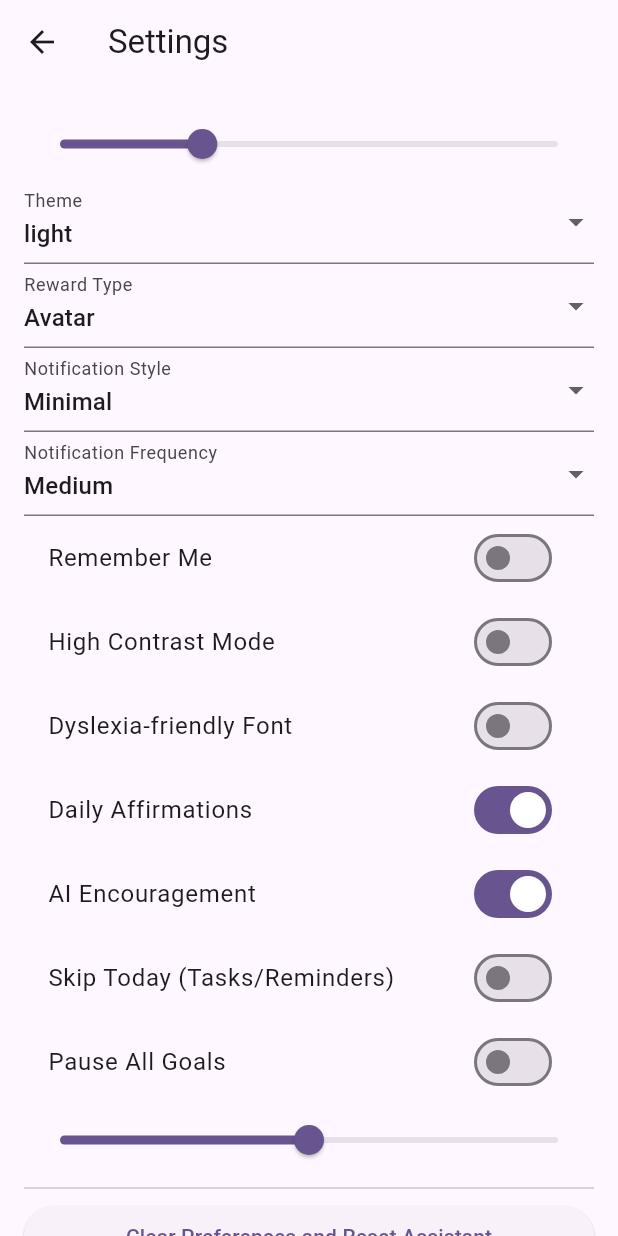
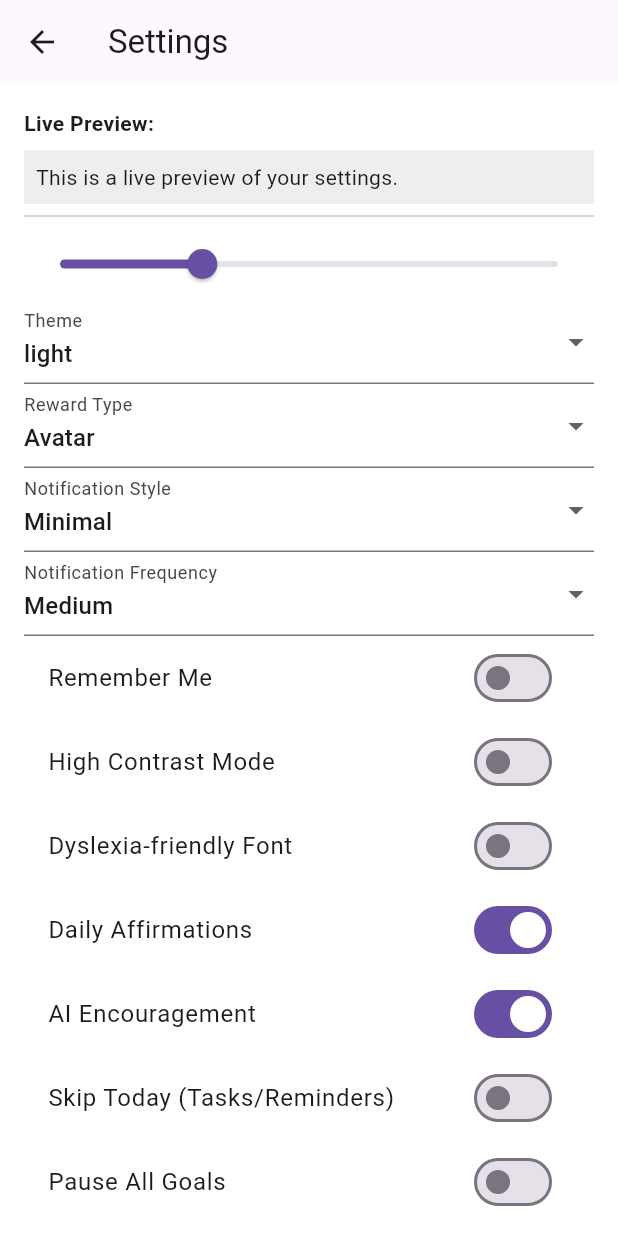
Before and after one commit to RandomSE/focusNexus, a Flutter app: the SettingsScreen screen opened by its route, on a phone screen of 412 x 824 dp. Run offline on Flutter 3.47's test engine with Material 3 defaults, Android fonts, the phone set to English and light mode, and no system bars; our stand-ins replace flutter_secure_storage; accounts and stored records are empty.

Commit message:
commit  11 - settings improved - preview for options, + dyslexia font

```diff
--- a/lib/screens/settings_screen.dart
+++ b/lib/screens/settings_screen.dart
@@ -1,4 +1,4 @@
-// lib/screens/settings_screen.dart (Fixed Remember Me & Log Out)
+// lib/screens/settings_screen.dart
 import 'package:flutter/material.dart';
 import 'package:flutter_secure_storage/flutter_secure_storage.dart';
 
@@ -47,7 +47,9 @@ class _SettingsScreenState extends State<SettingsScreen> {
     _skipToday = await _read('skipToday') == 'true';
     _pauseGoals = await _read('pauseGoals') == 'true';
 
+    WidgetsBinding.instance.addPostFrameCallback((_) {
       setState(() {});
+    });
   }
 
   Future<String> _read(String key) async {
@@ -58,15 +60,48 @@ class _SettingsScreenState extends State<SettingsScreen> {
     }
   }
 
-  Future<void> _save(String key, String value) => _storage.write(key: key, value: value);
+  Future<void> _save(String key, String value) =>
+      _storage.write(key: key, value: value);
 
   @override
   Widget build(BuildContext context) {
-    return Scaffold(
+    final isDark = _theme == 'dark';
+    final themeData = ThemeData(
+      brightness: isDark ? Brightness.dark : Brightness.light,
+      primaryColor: _highContrast ? Colors.yellow : Colors.deepPurple,
+      fontFamily: _dyslexiaFont ? 'OpenDyslexic' : null,
+      scaffoldBackgroundColor: isDark
+          ? Colors.black.withOpacity(_bgBrightness)
+          : Colors.white.withOpacity(1 - _bgBrightness),
+      textTheme: Theme.of(context).textTheme.apply(
+        fontSizeFactor: _fontSize / 14.0,
+      ),
+    );
+
+    return Theme(
+      data: themeData,
+      child: Scaffold(
         appBar: AppBar(title: const Text('Settings')),
         body: ListView(
           padding: const EdgeInsets.all(16.0),
           children: [
+            Text(
+              'Live Preview:',
+              style: TextStyle(
+                fontSize: _fontSize,
+                fontWeight: FontWeight.bold,
+              ),
+            ),
+            const SizedBox(height: 8),
+            Container(
+              padding: const EdgeInsets.all(8),
+              color: _highContrast ? Colors.yellow : Colors.grey[200],
+              child: Text(
+                'This is a live preview of your settings.',
+                style: TextStyle(fontSize: _fontSize),
+              ),
+            ),
+            const Divider(),
             Slider(
               value: _fontSize,
               min: 10,
@@ -77,44 +112,70 @@ class _SettingsScreenState extends State<SettingsScreen> {
             ),
             DropdownButtonFormField<String>(
               value: ['light', 'dark'].contains(_theme) ? _theme : 'light',
-            items: ['light', 'dark'].map((e) => DropdownMenuItem(value: e, child: Text(e))).toList(),
-            onChanged: (val) => setState(() {
+              items:
+                  ['light', 'dark']
+                      .map((e) => DropdownMenuItem(value: e, child: Text(e)))
+                      .toList(),
+              onChanged:
+                  (val) => setState(() {
                     _theme = val!;
                     _save('theme', _theme);
                   }),
               decoration: const InputDecoration(labelText: 'Theme'),
             ),
             DropdownButtonFormField<String>(
-            value: ['Avatar', 'Mini-game', 'Leaderboard'].contains(_rewardType) ? _rewardType : 'Avatar',
-            items: ['Avatar', 'Mini-game', 'Leaderboard']
+              value:
+                  ['Avatar', 'Mini-game', 'Leaderboard'].contains(_rewardType)
+                      ? _rewardType
+                      : 'Avatar',
+              items:
+                  ['Avatar', 'Mini-game', 'Leaderboard']
                       .map((e) => DropdownMenuItem(value: e, child: Text(e)))
                       .toList(),
-            onChanged: (val) => setState(() {
+              onChanged:
+                  (val) => setState(() {
                     _rewardType = val!;
                     _save('rewardType', _rewardType);
                   }),
               decoration: const InputDecoration(labelText: 'Reward Type'),
             ),
             DropdownButtonFormField(
-            value: ['Minimal', 'Vibrant', 'Animated'].contains(_notificationStyle) ? _notificationStyle : 'Minimal',
-            items: ['Minimal', 'Vibrant', 'Animated']
+              value:
+                  [
+                        'Minimal',
+                        'Vibrant',
+                        'Animated',
+                      ].contains(_notificationStyle)
+                      ? _notificationStyle
+                      : 'Minimal',
+              items:
+                  ['Minimal', 'Vibrant', 'Animated']
                       .map((e) => DropdownMenuItem(value: e, child: Text(e)))
                       .toList(),
               onChanged: (val) => _save('notificationStyle', val!),
-            decoration: const InputDecoration(labelText: 'Notification Style'),
+              decoration: const InputDecoration(
+                labelText: 'Notification Style',
+              ),
             ),
             DropdownButtonFormField(
-            value: ['Low', 'Medium', 'High'].contains(_notificationFrequency) ? _notificationFrequency : 'Medium',
-            items: ['Low', 'Medium', 'High']
+              value:
+                  ['Low', 'Medium', 'High'].contains(_notificationFrequency)
+                      ? _notificationFrequency
+                      : 'Medium',
+              items:
+                  ['Low', 'Medium', 'High']
                       .map((e) => DropdownMenuItem(value: e, child: Text(e)))
                       .toList(),
               onChanged: (val) => _save('notificationFrequency', val!),
-            decoration: const InputDecoration(labelText: 'Notification Frequency'),
+              decoration: const InputDecoration(
+                labelText: 'Notification Frequency',
+              ),
             ),
             SwitchListTile(
               title: const Text('Remember Me'),
               value: _rememberMe,
-            onChanged: (v) => setState(() {
+              onChanged:
+                  (v) => setState(() {
                     _rememberMe = v;
                     _save('rememberMe', v.toString());
                     if (!v) _storage.write(key: 'loggedIn', value: 'false');
@@ -123,7 +184,8 @@ class _SettingsScreenState extends State<SettingsScreen> {
             SwitchListTile(
               title: const Text('High Contrast Mode'),
               value: _highContrast,
-            onChanged: (v) => setState(() {
+              onChanged:
+                  (v) => setState(() {
                     _highContrast = v;
                     _save('highContrast', v.toString());
                   }),
@@ -131,7 +193,8 @@ class _SettingsScreenState extends State<SettingsScreen> {
             SwitchListTile(
               title: const Text('Dyslexia-friendly Font'),
               value: _dyslexiaFont,
-            onChanged: (v) => setState(() {
+              onChanged:
+                  (v) => setState(() {
                     _dyslexiaFont = v;
                     _save('dyslexiaFont', v.toString());
                   }),
@@ -139,7 +202,8 @@ class _SettingsScreenState extends State<SettingsScreen> {
             SwitchListTile(
               title: const Text('Daily Affirmations'),
               value: _dailyAffirmations,
-            onChanged: (v) => setState(() {
+              onChanged:
+                  (v) => setState(() {
                     _dailyAffirmations = v;
                     _save('dailyAffirmations', v.toString());
                   }),
@@ -147,7 +211,8 @@ class _SettingsScreenState extends State<SettingsScreen> {
             SwitchListTile(
               title: const Text('AI Encouragement'),
               value: _aiEncouragement,
-            onChanged: (v) => setState(() {
+              onChanged:
+                  (v) => setState(() {
                     _aiEncouragement = v;
                     _save('aiEncouragement', v.toString());
                   }),
@@ -155,7 +220,8 @@ class _SettingsScreenState extends State<SettingsScreen> {
             SwitchListTile(
               title: const Text('Skip Today (Tasks/Reminders)'),
               value: _skipToday,
-            onChanged: (v) => setState(() {
+              onChanged:
+                  (v) => setState(() {
                     _skipToday = v;
                     _save('skipToday', v.toString());
                   }),
@@ -163,7 +229,8 @@ class _SettingsScreenState extends State<SettingsScreen> {
             SwitchListTile(
               title: const Text('Pause All Goals'),
               value: _pauseGoals,
-            onChanged: (v) => setState(() {
+              onChanged:
+                  (v) => setState(() {
                     _pauseGoals = v;
                     _save('pauseGoals', v.toString());
                   }),
@@ -192,8 +259,9 @@ class _SettingsScreenState extends State<SettingsScreen> {
                 Navigator.pushReplacementNamed(context, 'auth');
               },
               child: const Text('Log Out'),
-          )
+            ),
           ],
+        ),
       ),
     );
   }
```
Also changed, not shown: pubspec.yaml (+11 -0 lines), assets/fonts/OpenDyslexic-Bold.otf (added), assets/fonts/OpenDyslexic-Italic.otf (added), assets/fonts/OpenDyslexic-Regular.otf (added). Lines whose indentation alone changed are shown as unchanged.
